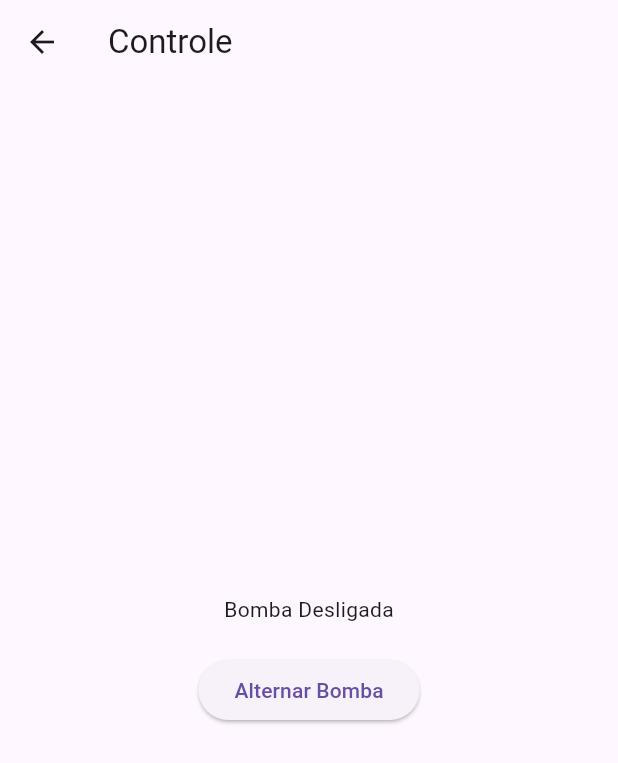
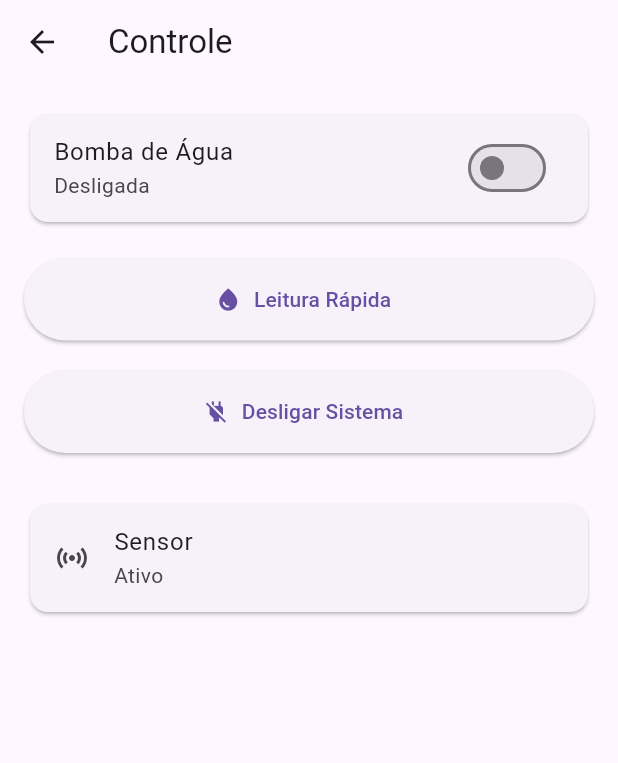
Before and after one commit to JuanHz16/irrigacao_iot, a Flutter app: the ControlScreen screen opened directly, on a phone screen of 412 x 824 dp. Shown: the top 763 px of the screen. Run offline on Flutter 3.47's test engine with Material 3 defaults, Android fonts, the phone set to English and light mode, and no system bars; our stand-ins replace sqflite; accounts and stored records are empty.

Commit message:
(control): adiciona operacoes de leitura e controle com tela

```diff
--- a/lib/features/control/control_screen.dart
+++ b/lib/features/control/control_screen.dart
@@ -19,27 +19,131 @@ class ControlScreen extends StatelessWidget {
           'Controle',
         ),
       ),
-      body: Center(
+      body: Padding(
+        padding:
+            const EdgeInsets.all(16),
         child: Column(
-          mainAxisAlignment:
-              MainAxisAlignment.center,
           children: [
-            Text(
-              control.pumpOn
-                  ? 'Bomba Ligada'
-                  : 'Bomba Desligada',
+
+            Card(
+              child: SwitchListTile(
+                title: const Text(
+                  'Bomba de Água',
+                ),
+                subtitle: Text(
+                  control.pumpOn
+                      ? 'Ligada'
+                      : 'Desligada',
+                ),
+                value: control.pumpOn,
+                onChanged: (_) async {
+                  await control.togglePump();
+                },
+              ),
             ),
 
             const SizedBox(height: 20),
 
-            ElevatedButton(
-              onPressed: () {
-                control.togglePump();
-              },
-              child: const Text(
-                'Alternar Bomba',
+            SizedBox(
+              width: double.infinity,
+              height: 55,
+              child: ElevatedButton.icon(
+                icon: const Icon(
+                  Icons.water_drop,
+                ),
+                label: const Text(
+                  'Leitura Rápida',
+                ),
+                onPressed:
+                    control.isLoading
+                        ? null
+                        : () async {
+                            final moisture =
+                                await control
+                                    .quickRead();
+
+                            if (!context.mounted) {
+                              return;
+                            }
+
+                            ScaffoldMessenger.of(
+                                    context)
+                                .showSnackBar(
+                              SnackBar(
+                                content: Text(
+                                  'Umidade: ${moisture.toStringAsFixed(1)}%',
+                                ),
+                              ),
+                            );
+                          },
               ),
             ),
+
+            const SizedBox(height: 20),
+
+            SizedBox(
+              width: double.infinity,
+              height: 55,
+              child: ElevatedButton.icon(
+                icon: const Icon(
+                  Icons.power_off,
+                ),
+                label: const Text(
+                  'Desligar Sistema',
+                ),
+                onPressed:
+                    control.isLoading
+                        ? null
+                        : () async {
+                            await control
+                                .disableSystem();
+
+                            if (!context.mounted) {
+                              return;
+                            }
+
+                            ScaffoldMessenger.of(
+                                    context)
+                                .showSnackBar(
+                              const SnackBar(
+                                content: Text(
+                                  'Sistema desligado',
+                                ),
+                              ),
+                            );
+                          },
+              ),
+            ),
+
+            const SizedBox(height: 30),
+
+            Card(
+              child: ListTile(
+                leading: Icon(
+                  control.sensorEnabled
+                      ? Icons.sensors
+                      : Icons.sensors_off,
+                ),
+                title: const Text(
+                  'Sensor',
+                ),
+                subtitle: Text(
+                  control.sensorEnabled
+                      ? 'Ativo'
+                      : 'Desativado',
+                ),
+              ),
+            ),
+
+            if (control.isLoading)
+              const Padding(
+                padding:
+                    EdgeInsets.only(
+                  top: 20,
+                ),
+                child:
+                    CircularProgressIndicator(),
+              ),
           ],
         ),
       ),
```
